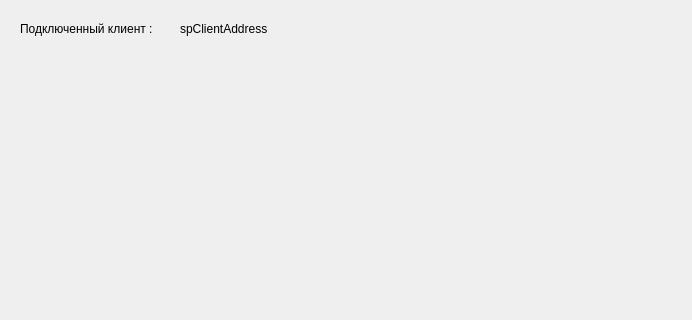
Before: the Qt Designer form unitTest/ServerEmulator/prServerEmulator/prServerEmulator.ui in zaqwsx1277/prS63BruteForce, drawn with Qt 5; both pictures show x 0 to 692 and y 0 to 320 of the 1165 by 520 pixel window.
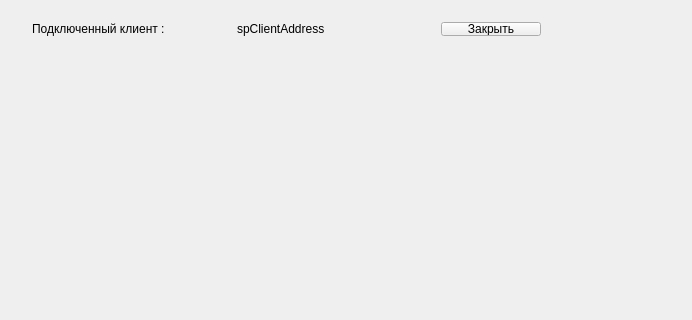
After: the same form once the commit is applied.

Commit message: unitTest prServerEmulator Сделано переподключение клиента

```diff
--- a/unitTest/ServerEmulator/prServerEmulator/prServerEmulator.ui
+++ b/unitTest/ServerEmulator/prServerEmulator/prServerEmulator.ui
@@ -14,31 +14,44 @@
    <string>prServerEmulator</string>
   </property>
   <widget class="QWidget" name="centralWidget">
-   <widget class="QLabel" name="label">
+   <widget class="QWidget" name="">
     <property name="geometry">
      <rect>
-      <x>20</x>
-      <y>20</y>
-      <width>161</width>
-      <height>18</height>
+      <x>21</x>
+      <y>11</y>
+      <width>531</width>
+      <height>36</height>
      </rect>
     </property>
-    <property name="text">
-     <string>Подключенный клиент :</string>
-    </property>
-   </widget>
-   <widget class="QLabel" name="spClientAddress">
-    <property name="geometry">
-     <rect>
-      <x>180</x>
-      <y>20</y>
-      <width>201</width>
-      <height>18</height>
-     </rect>
-    </property>
-    <property name="text">
-     <string>spClientAddress</string>
-    </property>
+    <layout class="QGridLayout" name="gridLayout">
+     <item row="0" column="0">
+      <widget class="QLabel" name="label">
+       <property name="text">
+        <string>Подключенный клиент :</string>
+       </property>
+      </widget>
+     </item>
+     <item row="0" column="1">
+      <widget class="QLabel" name="spClientAddress">
+       <property name="text">
+        <string>spClientAddress</string>
+       </property>
+      </widget>
+     </item>
+     <item row="0" column="2">
+      <widget class="QPushButton" name="pushButton">
+       <property name="maximumSize">
+        <size>
+         <width>100</width>
+         <height>16777215</height>
+        </size>
+       </property>
+       <property name="text">
+        <string>Закрыть</string>
+       </property>
+      </widget>
+     </item>
+    </layout>
    </widget>
   </widget>
  </widget>
```
The commit also changes 5 other files.
